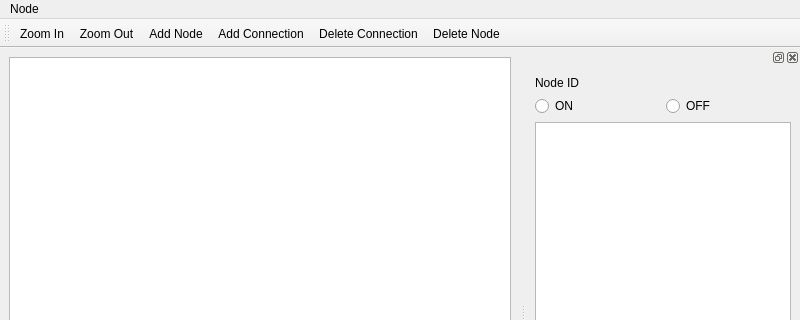
Before: the Qt Designer form mainwindow.ui in kovkinvladyslav/network-routing-simulator, drawn with Qt 5; both pictures show x 0 to 800 and y 0 to 320 of the 800 by 600 pixel window.
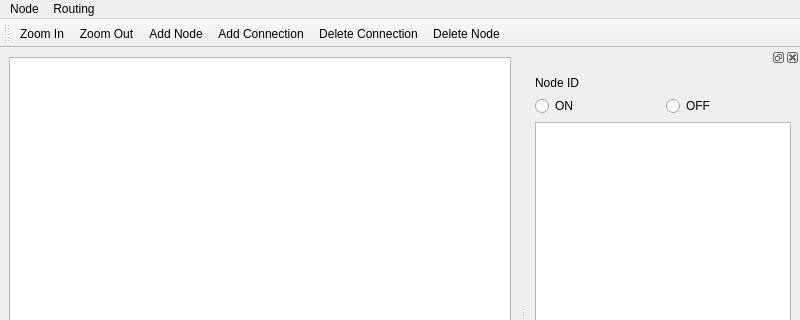
After: the same form once the commit is applied. Icons and pictures are not drawn.

Commit message: step by step routing

```diff
--- a/mainwindow.ui
+++ b/mainwindow.ui
@@ -75,7 +75,17 @@
     <addaction name="actionGenerate_topology"/>
     <addaction name="actionArrange_Graph"/>
    </widget>
+   <widget class="QMenu" name="menuRouting">
+    <property name="title">
+     <string>Routing</string>
+    </property>
+    <addaction name="actionStart_SPF"/>
+    <addaction name="actionRouting_Next"/>
+    <addaction name="actionRouting_Start"/>
+    <addaction name="actionRouting_Reset"/>
+   </widget>
    <addaction name="menuNode"/>
+   <addaction name="menuRouting"/>
   </widget>
   <widget class="QToolBar" name="toolBar">
    <property name="windowTitle">
```
Left out of the diff: 20 changed lines with no effect on the pictures. The commit also changes 6 other files.
